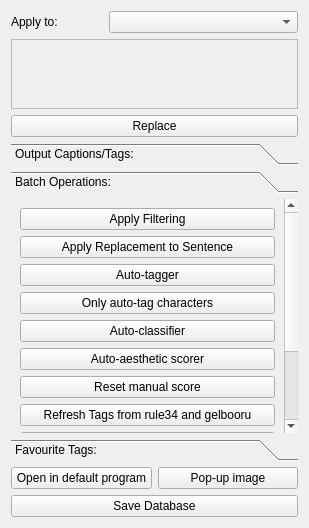
First picture: the form in interfaces/databaseToolsBase.ui, repository HaW-Tagger/HWtagger, before the edit.
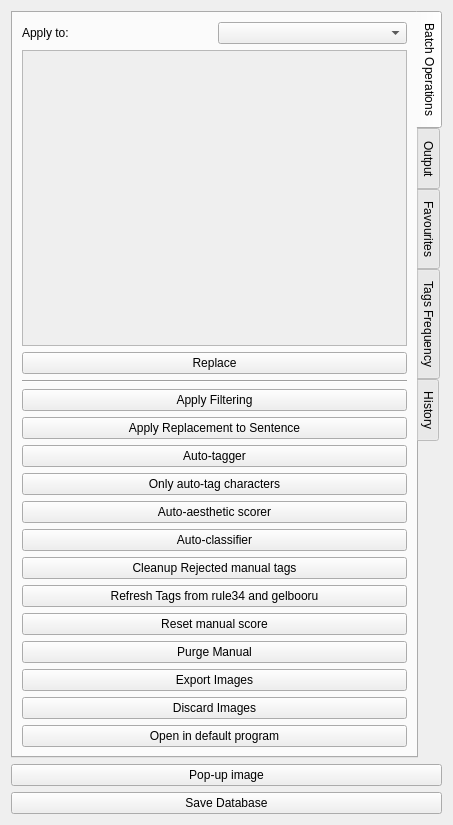
Second picture: the form after the edit. The open tabs and pages were chosen to show the change.

```diff
--- a/interfaces/databaseToolsBase.ui
+++ b/interfaces/databaseToolsBase.ui
@@ -6,78 +6,83 @@
    <rect>
     <x>0</x>
     <y>0</y>
-    <width>309</width>
-    <height>528</height>
+    <width>453</width>
+    <height>825</height>
    </rect>
   </property>
   <property name="windowTitle">
    <string>Form</string>
   </property>
   <layout class="QGridLayout" name="gridLayout">
-   <item row="0" column="1" colspan="2">
-    <widget class="QComboBox" name="comboBox_selection">
+   <item row="7" column="0">
+    <widget class="QPushButton" name="pushButton_popup_image">
+     <property name="sizePolicy">
+      <sizepolicy hsizetype="Minimum" vsizetype="Fixed">
+       <horstretch>0</horstretch>
+       <verstretch>0</verstretch>
+      </sizepolicy>
+     </property>
+     <property name="minimumSize">
+      <size>
+       <width>50</width>
+       <height>0</height>
+      </size>
+     </property>
      <property name="toolTip">
-      <string>Apply to most of the buttons below</string>
+      <string>Display the selected image in a separate window</string>
+     </property>
+     <property name="text">
+      <string>Pop-up image</string>
+     </property>
+    </widget>
+   </item>
+   <item row="8" column="0">
+    <widget class="QPushButton" name="pushButton_save_database">
+     <property name="sizePolicy">
+      <sizepolicy hsizetype="Minimum" vsizetype="Fixed">
+       <horstretch>0</horstretch>
+       <verstretch>0</verstretch>
+      </sizepolicy>
+     </property>
+     <property name="minimumSize">
+      <size>
+       <width>50</width>
+       <height>0</height>
+      </size>
+     </property>
+     <property name="toolTip">
+      <string>save the database, this is the only button on this page that saves the database</string>
+     </property>
+     <property name="text">
+      <string>Save Database</string>
      </property>
     </widget>
    </item>
    <item row="0" column="0">
-    <widget class="QLabel" name="label">
-     <property name="text">
-      <string>Apply to:</string>
+    <widget class="QTabWidget" name="tabWidget">
+     <property name="tabPosition">
+      <enum>QTabWidget::East</enum>
      </property>
-    </widget>
-   </item>
-   <item row="1" column="0" colspan="3">
-    <widget class="QScrollArea" name="scrollArea">
-     <property name="toolTip">
-      <string>Add a new line to set up a tag replacement rule (not saved by the database)</string>
-     </property>
-     <property name="widgetResizable">
-      <bool>true</bool>
-     </property>
-     <widget class="QWidget" name="scrollAreaWidgetContents">
-      <property name="geometry">
-       <rect>
-        <x>0</x>
-        <y>0</y>
-        <width>295</width>
-        <height>116</height>
-       </rect>
-      </property>
-     </widget>
-    </widget>
-   </item>
-   <item row="2" column="0" colspan="3">
-    <widget class="QPushButton" name="pushButton_replace">
-     <property name="toolTip">
-      <string>&lt;html&gt;&lt;head/&gt;&lt;body&gt;&lt;p&gt;Using the selection combo box at the top, each lines are an independent replacement:&lt;/p&gt;&lt;p&gt;- only right tags: add tags to the selection&lt;/p&gt;&lt;p&gt;- only left tags: remove tags from the selection&lt;/p&gt;&lt;p&gt;- both tags: in images with all tags on the left, remove them and add the right tags&lt;/p&gt;&lt;/body&gt;&lt;/html&gt;</string>
-     </property>
-     <property name="text">
-      <string>Replace</string>
-     </property>
-    </widget>
-   </item>
-   <item row="3" column="0" colspan="3">
-    <widget class="QToolBox" name="toolBox">
      <property name="currentIndex">
-      <number>0</number>
+      <number>3</number>
      </property>
-     <widget class="QWidget" name="page">
-      <property name="geometry">
-       <rect>
-        <x>0</x>
-        <y>0</y>
-        <width>284</width>
-        <height>260</height>
-       </rect>
-      </property>
-      <attribute name="label">
-       <string>Output Captions/Tags:</string>
+     <widget class="QWidget" name="tabWidgetPage1">
+      <attribute name="title">
+       <string>Batch Operations</string>
       </attribute>
       <layout class="QGridLayout" name="gridLayout_2">
-       <item row="8" column="0">
-        <widget class="QPushButton" name="pushButton_txt_file">
+       <item row="18" column="0" colspan="2">
+        <widget class="QPushButton" name="pushButton_purge_manual">
+         <property name="toolTip">
+          <string>remove all manually edited tags and reviewed conflicts</string>
+         </property>
+         <property name="text">
+          <string>Purge Manual</string>
+         </property>
+        </widget>
+       </item>
+       <item row="6" column="0" colspan="2">
+        <widget class="QPushButton" name="pushButton_auto_tag">
          <property name="sizePolicy">
           <sizepolicy hsizetype="Minimum" vsizetype="Fixed">
            <horstretch>0</horstretch>
@@ -91,14 +96,204 @@
           </size>
          </property>
          <property name="toolTip">
-          <string>create a txt file containing the full tags, same as the first tab</string>
+          <string>use an auto tagger for tagging the image using your preferred tagging method</string>
          </property>
          <property name="text">
-          <string>Create TXT files</string>
+          <string>Auto-tagger</string>
          </property>
         </widget>
        </item>
-       <item row="1" column="0">
+       <item row="22" column="0" colspan="2">
+        <widget class="QPushButton" name="pushButton_discard_image">
+         <property name="toolTip">
+          <string>discard the selected images by moving it to the discarded folder</string>
+         </property>
+         <property name="text">
+          <string>Discard Images</string>
+         </property>
+        </widget>
+       </item>
+       <item row="16" column="0" colspan="2">
+        <widget class="QPushButton" name="pushButton_reset_manual_score">
+         <property name="toolTip">
+          <string>reset all scores that were changed, and if the threshold are changed, will change the scores, without needing to restart the scorer</string>
+         </property>
+         <property name="text">
+          <string>Reset manual score</string>
+         </property>
+        </widget>
+       </item>
+       <item row="5" column="0" colspan="2">
+        <widget class="QPushButton" name="pushButton_apply_replacement_to_sentence">
+         <property name="toolTip">
+          <string>Currently doesn't do anything, will be implemented later</string>
+         </property>
+         <property name="text">
+          <string>Apply Replacement to Sentence</string>
+         </property>
+        </widget>
+       </item>
+       <item row="7" column="0" colspan="2">
+        <widget class="QPushButton" name="pushButton_only_tag_characters">
+         <property name="toolTip">
+          <string>Use the Swinv2-3 tagger and only extract identified characters</string>
+         </property>
+         <property name="text">
+          <string>Only auto-tag characters</string>
+         </property>
+        </widget>
+       </item>
+       <item row="23" column="0" colspan="2">
+        <widget class="QPushButton" name="pushButton_open_in_default_program">
+         <property name="toolTip">
+          <string>&lt;html&gt;&lt;head/&gt;&lt;body&gt;&lt;p&gt;open the images in the default program or the specified program in the settings&lt;/p&gt;&lt;/body&gt;&lt;/html&gt;</string>
+         </property>
+         <property name="text">
+          <string>Open in default program</string>
+         </property>
+        </widget>
+       </item>
+       <item row="1" column="0" colspan="2">
+        <widget class="QScrollArea" name="scrollArea">
+         <property name="toolTip">
+          <string>Add a new line to set up a tag replacement rule (not saved by the database)</string>
+         </property>
+         <property name="widgetResizable">
+          <bool>true</bool>
+         </property>
+         <widget class="QWidget" name="scrollAreaWidgetContents">
+          <property name="geometry">
+           <rect>
+            <x>0</x>
+            <y>0</y>
+            <width>388</width>
+            <height>264</height>
+           </rect>
+          </property>
+         </widget>
+        </widget>
+       </item>
+       <item row="21" column="0" colspan="2">
+        <widget class="QPushButton" name="pushButton_export_images">
+         <property name="toolTip">
+          <string>&lt;html&gt;&lt;head/&gt;&lt;body&gt;&lt;p&gt;This will export the selection (check the apply to section above) to a new directory.&lt;br/&gt;&lt;br/&gt;A pop up will show up and ask for a directory and a group name&lt;/p&gt;&lt;p&gt;&lt;br/&gt;&lt;/p&gt;&lt;p&gt;If a database doesn't exist in the output location, then a new database is created with the same tags.&lt;/p&gt;&lt;p&gt;&lt;br/&gt;&lt;/p&gt;&lt;p&gt;If a database exists, then the images are exported, and the tags are automatically added to the previously exisiting database under the entered group name.&lt;/p&gt;&lt;/body&gt;&lt;/html&gt;</string>
+         </property>
+         <property name="text">
+          <string>Export Images</string>
+         </property>
+        </widget>
+       </item>
+       <item row="3" column="0" colspan="2">
+        <widget class="Line" name="line">
+         <property name="orientation">
+          <enum>Qt::Horizontal</enum>
+         </property>
+        </widget>
+       </item>
+       <item row="9" column="0" colspan="2">
+        <widget class="QPushButton" name="pushButton_auto_classify">
+         <property name="toolTip">
+          <string>Use the classifer model and some images will have additional tags for sources if the confidence is high</string>
+         </property>
+         <property name="text">
+          <string>Auto-classifier</string>
+         </property>
+        </widget>
+       </item>
+       <item row="13" column="0" colspan="2">
+        <widget class="QPushButton" name="pushButton_refresh_tags_from_gelbooru_and_rule34">
+         <property name="text">
+          <string>Refresh Tags from rule34 and gelbooru</string>
+         </property>
+        </widget>
+       </item>
+       <item row="0" column="0">
+        <widget class="QLabel" name="label">
+         <property name="text">
+          <string>Apply to:</string>
+         </property>
+        </widget>
+       </item>
+       <item row="4" column="0" colspan="2">
+        <widget class="QPushButton" name="pushButton_apply_filtering">
+         <property name="sizePolicy">
+          <sizepolicy hsizetype="Minimum" vsizetype="Fixed">
+           <horstretch>0</horstretch>
+           <verstretch>0</verstretch>
+          </sizepolicy>
+         </property>
+         <property name="minimumSize">
+          <size>
+           <width>50</width>
+           <height>0</height>
+          </size>
+         </property>
+         <property name="toolTip">
+          <string>filter the selction</string>
+         </property>
+         <property name="text">
+          <string>Apply Filtering</string>
+         </property>
+        </widget>
+       </item>
+       <item row="8" column="0" colspan="2">
+        <widget class="QPushButton" name="pushButton_auto_score">
+         <property name="toolTip">
+          <string>use an auto scorer for scoring the image using your preferred scoring method</string>
+         </property>
+         <property name="text">
+          <string>Auto-aesthetic scorer</string>
+         </property>
+        </widget>
+       </item>
+       <item row="0" column="1">
+        <widget class="QComboBox" name="comboBox_selection">
+         <property name="toolTip">
+          <string>Apply to most of the buttons below</string>
+         </property>
+        </widget>
+       </item>
+       <item row="2" column="0" colspan="2">
+        <widget class="QPushButton" name="pushButton_replace">
+         <property name="toolTip">
+          <string>&lt;html&gt;&lt;head/&gt;&lt;body&gt;&lt;p&gt;Using the selection combo box at the top, each lines are an independent replacement:&lt;/p&gt;&lt;p&gt;- only right tags: add tags to the selection&lt;/p&gt;&lt;p&gt;- only left tags: remove tags from the selection&lt;/p&gt;&lt;p&gt;- both tags: in images with all tags on the left, remove them and add the right tags&lt;/p&gt;&lt;/body&gt;&lt;/html&gt;</string>
+         </property>
+         <property name="text">
+          <string>Replace</string>
+         </property>
+        </widget>
+       </item>
+       <item row="10" column="0" colspan="2">
+        <widget class="QPushButton" name="pushButton_cleanup_rejected_manual_tags">
+         <property name="toolTip">
+          <string>&lt;html&gt;&lt;head/&gt;&lt;body&gt;&lt;p&gt;Can always be used without causing issues, should be used when you want to remove rejected manual tags that are useless.&lt;/p&gt;&lt;/body&gt;&lt;/html&gt;</string>
+         </property>
+         <property name="text">
+          <string>Cleanup Rejected manual tags</string>
+         </property>
+        </widget>
+       </item>
+      </layout>
+     </widget>
+     <widget class="QWidget" name="tabWidgetPage2">
+      <attribute name="title">
+       <string>Output</string>
+      </attribute>
+      <layout class="QVBoxLayout" name="verticalLayout">
+       <item>
+        <widget class="QCheckBox" name="checkBox_sentence_separator">
+         <property name="toolTip">
+          <string>&lt;html&gt;&lt;head/&gt;&lt;body&gt;&lt;p&gt;Place sentence (caption) infront of the token separator.&lt;/p&gt;&lt;p&gt;Useful if you want natural language in the front of the tags&lt;/p&gt;&lt;/body&gt;&lt;/html&gt;</string>
+         </property>
+         <property name="text">
+          <string>Sentence in Token Separator</string>
+         </property>
+         <property name="checked">
+          <bool>true</bool>
+         </property>
+        </widget>
+       </item>
+       <item>
         <widget class="QCheckBox" name="checkBox_remove_tags_in_sentence">
          <property name="toolTip">
           <string>&lt;html&gt;&lt;head/&gt;&lt;body&gt;&lt;p&gt;Enable this to remove tags that are included in the sentence. This is to reduce potential duplicates in both the caption and tags.&lt;br/&gt;Example: &lt;br/&gt;caption: &amp;quot;1girl sitting on a chair thinking and contemplating life&amp;quot;&lt;br/&gt;tag: &amp;quot;1girl, solo, chair, sitting, red hair, green eyes, blue shirt&amp;quot;&lt;br/&gt;--&amp;gt; &lt;/p&gt;&lt;p&gt;caption and a shorter tag list is exported: caption + &amp;quot;solo, red hair, green eyes, blue shirt&amp;quot;&lt;/p&gt;&lt;/body&gt;&lt;/html&gt;</string>
@@ -111,7 +306,7 @@
          </property>
         </widget>
        </item>
-       <item row="3" column="0">
+       <item>
         <widget class="QCheckBox" name="checkBox_use_separator">
          <property name="minimumSize">
           <size>
@@ -130,17 +325,7 @@
          </property>
         </widget>
        </item>
-       <item row="9" column="0">
-        <widget class="QPushButton" name="pushButton_json_tags_file">
-         <property name="toolTip">
-          <string>useful for checkpoints, makes a .json with the captions and tags. Exports like the meta_cap.json in Kohya.  You can run the meta_lat creator from Kohya directly on this exported json</string>
-         </property>
-         <property name="text">
-          <string>Create .json tag file</string>
-         </property>
-        </widget>
-       </item>
-       <item row="2" column="0">
+       <item>
         <widget class="QCheckBox" name="checkBox_use_sentence">
          <property name="toolTip">
           <string>include any sentences/caption in the export.  If no captions were set, they're not added to the exported file(s)</string>
@@ -153,20 +338,17 @@
          </property>
         </widget>
        </item>
-       <item row="0" column="0">
-        <widget class="QCheckBox" name="checkBox_sentence_separator">
+       <item>
+        <widget class="QCheckBox" name="checkBox_aesthetic_score_in_token_separator">
          <property name="toolTip">
-          <string>&lt;html&gt;&lt;head/&gt;&lt;body&gt;&lt;p&gt;Place sentence (caption) infront of the token separator.&lt;/p&gt;&lt;p&gt;Useful if you want natural language in the front of the tags&lt;/p&gt;&lt;/body&gt;&lt;/html&gt;</string>
+          <string>Include the quality tags from the aesthetic scores and place them into the main trigger tag section.</string>
          </property>
          <property name="text">
-          <string>Sentence in Token Separator</string>
-         </property>
-         <property name="checked">
-          <bool>true</bool>
+          <string>Aesthetic scores in token separator</string>
          </property>
         </widget>
        </item>
-       <item row="4" column="0">
+       <item>
         <widget class="QCheckBox" name="checkBox_export_aesthetic_score">
          <property name="toolTip">
           <string>&lt;html&gt;&lt;head/&gt;&lt;body&gt;&lt;p&gt;Lookup what aesthetic score values map to any quality tags, then export the aesthetic/quality tag with the other tags.&lt;/p&gt;&lt;/body&gt;&lt;/html&gt;</string>
@@ -179,7 +361,7 @@
          </property>
         </widget>
        </item>
-       <item row="6" column="0">
+       <item>
         <widget class="QLineEdit" name="lineEdit_main_trigger_tag">
          <property name="minimumSize">
           <size>
@@ -198,7 +380,7 @@
          </property>
         </widget>
        </item>
-       <item row="7" column="0">
+       <item>
         <widget class="QPlainTextEdit" name="plainTextEdit_secondary_trigger_tags">
          <property name="sizePolicy">
           <sizepolicy hsizetype="Preferred" vsizetype="Fixed">
@@ -226,22 +408,44 @@
          </property>
         </widget>
        </item>
-       <item row="5" column="0">
-        <widget class="QCheckBox" name="checkBox_aesthetic_score_in_token_separator">
+       <item>
+        <widget class="QPushButton" name="pushButton_txt_file">
+         <property name="sizePolicy">
+          <sizepolicy hsizetype="Minimum" vsizetype="Fixed">
+           <horstretch>0</horstretch>
+           <verstretch>0</verstretch>
+          </sizepolicy>
+         </property>
+         <property name="minimumSize">
+          <size>
+           <width>50</width>
+           <height>0</height>
+          </size>
+         </property>
          <property name="toolTip">
-          <string>Include the quality tags from the aesthetic scores and place them into the main trigger tag section.</string>
+          <string>create a txt file containing the full tags, same as the first tab</string>
          </property>
          <property name="text">
-          <string>Aesthetic scores in token separator</string>
+          <string>Create TXT files</string>
          </property>
         </widget>
        </item>
-       <item row="10" column="0">
-        <layout class="QHBoxLayout" name="horizontalLayout_2">
+       <item>
+        <widget class="QPushButton" name="pushButton_json_tags_file">
+         <property name="toolTip">
+          <string>useful for checkpoints, makes a .json with the captions and tags. Exports like the meta_cap.json in Kohya.  You can run the meta_lat creator from Kohya directly on this exported json</string>
+         </property>
+         <property name="text">
+          <string>Create .json tag file</string>
+         </property>
+        </widget>
+       </item>
+       <item>
+        <layout class="QGridLayout" name="gridLayout_6">
          <property name="bottomMargin">
           <number>0</number>
          </property>
-         <item>
+         <item row="0" column="0">
           <widget class="QPushButton" name="pushButton_make_sample_toml">
            <property name="sizePolicy">
             <sizepolicy hsizetype="Expanding" vsizetype="Fixed">
@@ -257,7 +461,7 @@
            </property>
           </widget>
          </item>
-         <item>
+         <item row="0" column="1">
           <widget class="QComboBox" name="comboBox_toml_resolution">
            <property name="sizePolicy">
             <sizepolicy hsizetype="Minimum" vsizetype="Fixed">
@@ -290,179 +494,38 @@
            </item>
           </widget>
          </item>
+         <item row="1" column="0" colspan="2">
+          <widget class="QCheckBox" name="checkBox_restrictive_candidates">
+           <property name="text">
+            <string>Use more restrictive conditions</string>
+           </property>
+           <property name="checked">
+            <bool>true</bool>
+           </property>
+          </widget>
+         </item>
         </layout>
        </item>
+       <item>
+        <spacer name="verticalSpacer">
+         <property name="orientation">
+          <enum>Qt::Vertical</enum>
+         </property>
+         <property name="sizeHint" stdset="0">
+          <size>
+           <width>20</width>
+           <height>40</height>
+          </size>
+         </property>
+        </spacer>
+       </item>
       </layout>
      </widget>
-     <widget class="QWidget" name="page_2">
-      <property name="geometry">
-       <rect>
-        <x>0</x>
-        <y>0</y>
-        <width>284</width>
-        <height>262</height>
-       </rect>
-      </property>
-      <attribute name="label">
-       <string>Batch Operations:</string>
+     <widget class="QWidget" name="tab_2">
+      <attribute name="title">
+       <string>Favourites</string>
       </attribute>
       <layout class="QGridLayout" name="gridLayout_3">
-       <item row="10" column="0">
-        <widget class="QPushButton" name="pushButton_refresh_tags_from_gelbooru_and_rule34">
-         <property name="text">
-          <string>Refresh Tags from rule34 and gelbooru</string>
-         </property>
-        </widget>
-       </item>
-       <item row="1" column="0">
-        <widget class="QPushButton" name="pushButton_apply_replacement_to_sentence">
-         <property name="toolTip">
-          <string>Currently doesn't do anything, will be implemented later</string>
-         </property>
-         <property name="text">
-          <string>Apply Replacement to Sentence</string>
-         </property>
-        </widget>
-       </item>
-       <item row="12" column="0">
-        <widget class="QPushButton" name="pushButton_export_images">
-         <property name="toolTip">
-          <string>&lt;html&gt;&lt;head/&gt;&lt;body&gt;&lt;p&gt;This will export the selection (check the apply to section above) to a new directory.&lt;br/&gt;&lt;br/&gt;A pop up will show up and ask for a directory and a group name&lt;/p&gt;&lt;p&gt;&lt;br/&gt;&lt;/p&gt;&lt;p&gt;If a database doesn't exist in the output location, then a new database is created with the same tags.&lt;/p&gt;&lt;p&gt;&lt;br/&gt;&lt;/p&gt;&lt;p&gt;If a database exists, then the images are exported, and the tags are automatically added to the previously exisiting database under the entered group name.&lt;/p&gt;&lt;/body&gt;&lt;/html&gt;</string>
-         </property>
-         <property name="text">
-          <string>Export Images</string>
-         </property>
-        </widget>
-       </item>
-       <item row="8" column="0">
-        <widget class="QPushButton" name="pushButton_reset_manual_score">
-         <property name="toolTip">
-          <string>reset all scores that were changed, and if the threshold are changed, will change the scores, without needing to restart the scorer</string>
-         </property>
-         <property name="text">
-          <string>Reset manual score</string>
-         </property>
-        </widget>
-       </item>
-       <item row="11" column="0">
-        <widget class="QPushButton" name="pushButton_purge_manual">
-         <property name="toolTip">
-          <string>remove all manually edited tags and reviewed conflicts</string>
-         </property>
-         <property name="text">
-          <string>Purge Manual</string>
-         </property>
-        </widget>
-       </item>
-       <item row="4" column="0">
-        <widget class="QPushButton" name="pushButton_auto_classify">
-         <property name="toolTip">
-          <string>Use the classifer model and some images will have additional tags for sources if the confidence is high</string>
-         </property>
-         <property name="text">
-          <string>Auto-classifier</string>
-         </property>
-        </widget>
-       </item>
-       <item row="3" column="0">
-        <widget class="QPushButton" name="pushButton_only_tag_characters">
-         <property name="toolTip">
-          <string>Use the Swinv2-3 tagger and only extract identified characters</string>
-         </property>
-         <property name="text">
-          <string>Only auto-tag characters</string>
-         </property>
-        </widget>
-       </item>
-       <item row="0" column="0">
-        <widget class="QPushButton" name="pushButton_apply_filtering">
-         <property name="sizePolicy">
-          <sizepolicy hsizetype="Minimum" vsizetype="Fixed">
-           <horstretch>0</horstretch>
-           <verstretch>0</verstretch>
-          </sizepolicy>
-         </property>
-         <property name="minimumSize">
-          <size>
-           <width>50</width>
-           <height>0</height>
-          </size>
-         </property>
-         <property name="toolTip">
-          <string>filter the selction</string>
-         </property>
-         <property name="text">
-          <string>Apply Filtering</string>
-         </property>
-        </widget>
-       </item>
-       <item row="5" column="0">
-        <widget class="QPushButton" name="pushButton_auto_score">
-         <property name="toolTip">
-          <string>use an auto scorer for scoring the image using your preferred scoring method</string>
-         </property>
-         <property name="text">
-          <string>Auto-aesthetic scorer</string>
-         </property>
-        </widget>
-       </item>
-       <item row="2" column="0">
-        <widget class="QPushButton" name="pushButton_auto_tag">
-         <property name="sizePolicy">
-          <sizepolicy hsizetype="Minimum" vsizetype="Fixed">
-           <horstretch>0</horstretch>
-           <verstretch>0</verstretch>
-          </sizepolicy>
-         </property>
-         <property name="minimumSize">
-          <size>
-           <width>50</width>
-           <height>0</height>
-          </size>
-         </property>
-         <property name="toolTip">
-          <string>use an auto tagger for tagging the image using your preferred tagging method</string>
-         </property>
-         <property name="text">
-          <string>Auto-tagger</string>
-         </property>
-        </widget>
-       </item>
-       <item row="13" column="0">
-        <widget class="QPushButton" name="pushButton_discard_image">
-         <property name="toolTip">
-          <string>discard the selected images by moving it to the discarded folder</string>
-         </property>
-         <property name="text">
-          <string>Discard Images</string>
-         </property>
-        </widget>
-       </item>
-       <item row="14" column="0">
-        <widget class="QLineEdit" name="lineEdit_tag_highlight">
-         <property name="toolTip">
-          <string>Enter any word and it'll be highlighted in the tag view, separate multiple tags with comma</string>
-         </property>
-         <property name="placeholderText">
-          <string>Enter text to highlight in tag view</string>
-         </property>
-        </widget>
-       </item>
-      </layout>
-     </widget>
-     <widget class="QWidget" name="page_3">
-      <property name="geometry">
-       <rect>
-        <x>0</x>
-        <y>0</y>
-        <width>297</width>
-        <height>227</height>
-       </rect>
-      </property>
-      <attribute name="label">
-       <string>Favourite Tags:</string>
-      </attribute>
-      <layout class="QGridLayout" name="gridLayout_4">
        <item row="0" column="0">
         <widget class="QTreeView" name="treeView_favourites">
          <property name="toolTip">
@@ -494,66 +557,94 @@
        </item>
       </layout>
      </widget>
+     <widget class="QWidget" name="tab_3">
+      <attribute name="title">
+       <string>Tags Frequency</string>
+      </attribute>
+      <layout class="QVBoxLayout" name="verticalLayout_3">
+       <item>
+        <widget class="QComboBox" name="comboBox_frequency_sort">
+         <property name="frame">
+          <bool>true</bool>
+         </property>
+        </widget>
+       </item>
+       <item>
+        <widget class="QGroupBox" name="groupBox">
+         <property name="title">
+          <string/>
+         </property>
+         <layout class="QGridLayout" name="gridLayout_7">
+          <item row="0" column="1">
+           <widget class="QComboBox" name="comboBox_batch_selection_frequency">
+            <property name="toolTip">
+             <string>Apply to most of the buttons below</string>
+            </property>
+           </widget>
+          </item>
+          <item row="0" column="0">
+           <widget class="QLabel" name="label_2">
+            <property name="text">
+             <string>Apply to:</string>
+            </property>
+           </widget>
+          </item>
+          <item row="1" column="0" colspan="2">
+           <widget class="QPushButton" name="pushButton_remove_tags_from_frequency_batch">
+            <property name="text">
+             <string>Remove all tags from frequency</string>
+            </property>
+           </widget>
+          </item>
+         </layout>
+        </widget>
+       </item>
+       <item>
+        <widget class="QListView" name="listView_tags_frequency">
+         <property name="toolTip">
+          <string>&lt;html&gt;&lt;head/&gt;&lt;body&gt;&lt;p&gt;Show the tags common in the images, sorted by frequency, double clicking on a tag select all the images with this tags that are currently visible in the view (takes into account groups, search, ...)&lt;/p&gt;&lt;/body&gt;&lt;/html&gt;</string>
+         </property>
+        </widget>
+       </item>
+       <item>
+        <widget class="QPushButton" name="pushButton_refresh_tags_frequency">
+         <property name="toolTip">
+          <string>&lt;html&gt;&lt;head/&gt;&lt;body&gt;&lt;p&gt;The tag frequency is only updated when pressing this button, BUT It will still select the images that currently have the selected tag and not the images at the time you refreshed the page&lt;/p&gt;&lt;/body&gt;&lt;/html&gt;</string>
+         </property>
+         <property name="text">
+          <string>Refresh Tags Frequency</string>
+         </property>
+        </widget>
+       </item>
+      </layout>
+     </widget>
+     <widget class="QWidget" name="tab">
+      <attribute name="title">
+       <string>History</string>
+      </attribute>
+      <layout class="QGridLayout" name="gridLayout_4">
+       <item row="0" column="0">
+        <widget class="QScrollArea" name="scrollArea_history">
+         <property name="widgetResizable">
+          <bool>true</bool>
+         </property>
+         <widget class="QWidget" name="scrollAreaWidgetContents_history">
+          <property name="geometry">
+           <rect>
+            <x>0</x>
+            <y>0</y>
+            <width>63</width>
+            <height>18</height>
+           </rect>
+          </property>
+          <layout class="QVBoxLayout" name="verticalLayout_2"/>
+         </widget>
+        </widget>
+       </item>
+      </layout>
+     </widget>
     </widget>
    </item>
-   <item row="12" column="0" colspan="3">
-    <widget class="QPushButton" name="pushButton_save_database">
-     <property name="sizePolicy">
-      <sizepolicy hsizetype="Minimum" vsizetype="Fixed">
-       <horstretch>0</horstretch>
-       <verstretch>0</verstretch>
-      </sizepolicy>
-     </property>
-     <property name="minimumSize">
-      <size>
-       <width>50</width>
-       <height>0</height>
-      </size>
-     </property>
-     <property name="toolTip">
-      <string>save the database, this is the only button on this page that saves the database</string>
-     </property>
-     <property name="text">
-      <string>Save Database</string>
-     </property>
-    </widget>
-   </item>
-   <item row="11" column="0" colspan="3">
-    <layout class="QHBoxLayout" name="horizontalLayout">
-     <item>
-      <widget class="QPushButton" name="pushButton_open_in_default_program">
-       <property name="toolTip">
-        <string>open the selected images in the default program or the specified program in the settings</string>
-       </property>
-       <property name="text">
-        <string>Open in default program</string>
-       </property>
-      </widget>
-     </item>
-     <item>
-      <widget class="QPushButton" name="pushButton_popup_image">
-       <property name="sizePolicy">
-        <sizepolicy hsizetype="Minimum" vsizetype="Fixed">
-         <horstretch>0</horstretch>
-         <verstretch>0</verstretch>
-        </sizepolicy>
-       </property>
-       <property name="minimumSize">
-        <size>
-         <width>50</width>
-         <height>0</height>
-        </size>
-       </property>
-       <property name="toolTip">
-        <string>Display the selected image in a separate window</string>
-       </property>
-       <property name="text">
-        <string>Pop-up image</string>
-       </property>
-      </widget>
-     </item>
-    </layout>
-   </item>
   </layout>
  </widget>
  <resources/>
```
